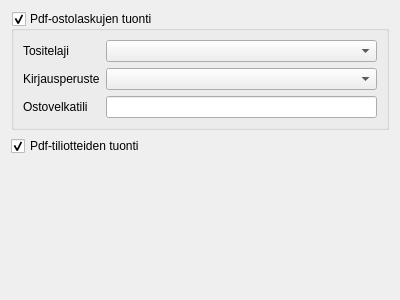
The window that kitupiikki/maaritys/tuontimaaritys.ui (artoh/kitupiikki) describes before a commit, drawn with Qt 5.
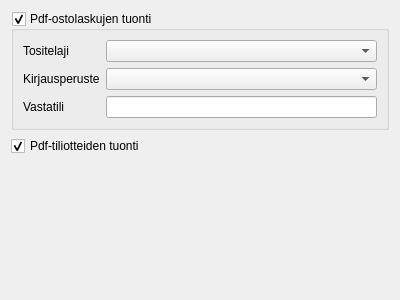
The same window after the commit. Custom widgets are drawn as their Qt base class.

```diff
--- a/kitupiikki/maaritys/tuontimaaritys.ui
+++ b/kitupiikki/maaritys/tuontimaaritys.ui
@@ -36,7 +36,7 @@
       <item row="2" column="0">
        <widget class="QLabel" name="label_2">
         <property name="text">
-         <string>Ostovelkatili</string>
+         <string>Vastatili</string>
         </property>
        </widget>
       </item>
```
